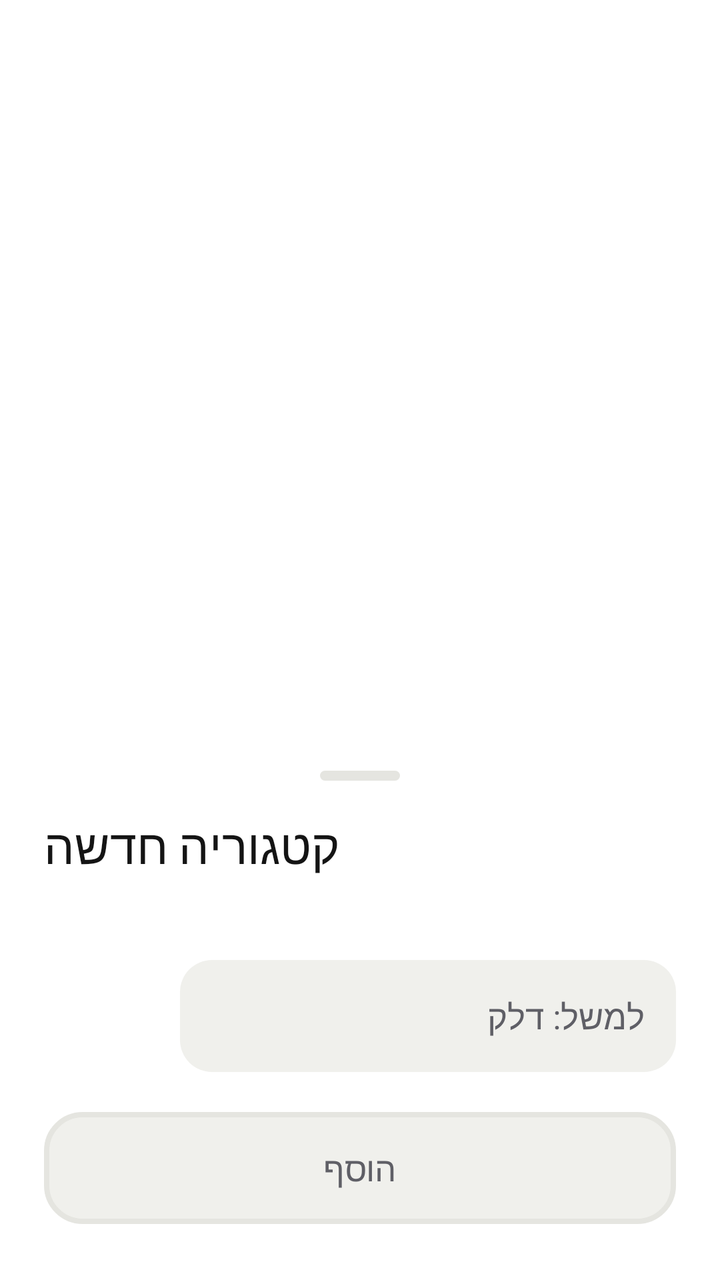
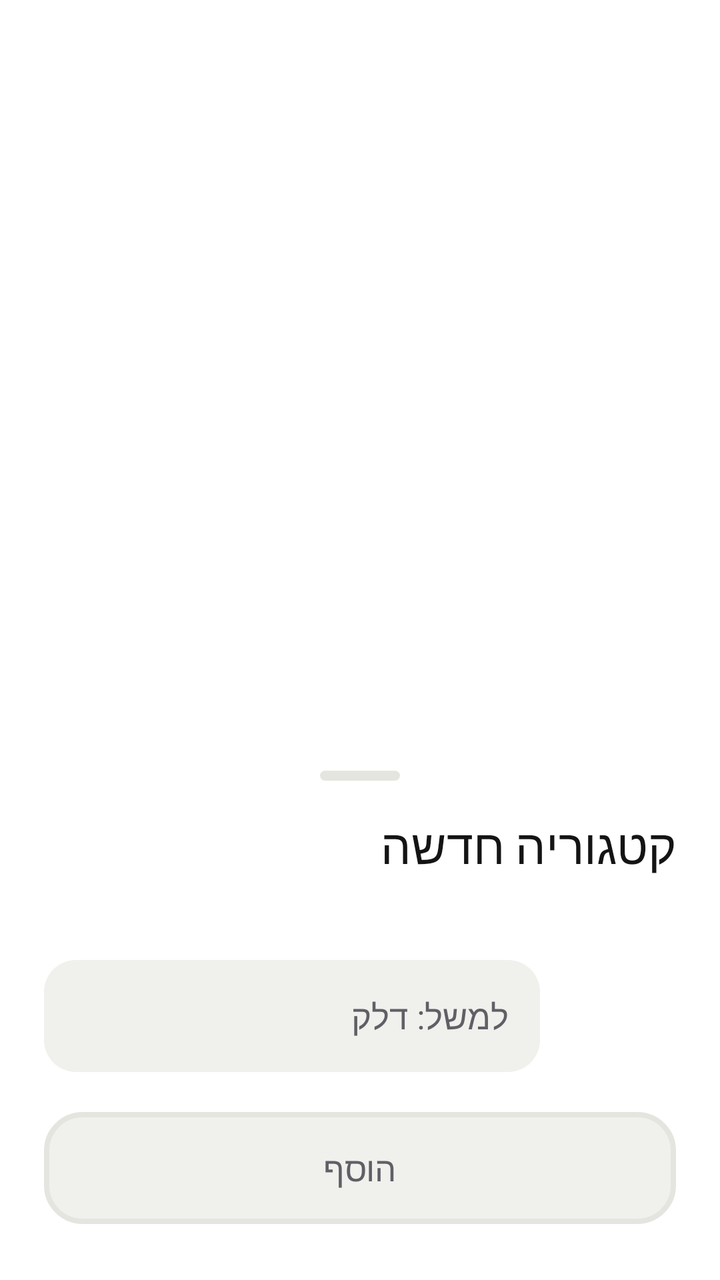

The first picture is an Android layout as it rendered before a commit; the second is the same layout after the commit. The layout source and the unified diff follow.
<!-- AndroidManifest.xml: activity theme WidgetSheet -->
<!-- res/layout/activity_new_category.xml -->
<?xml version="1.0" encoding="utf-8"?>
<FrameLayout xmlns:android="http://schemas.android.com/apk/res/android"
    android:id="@+id/scrim"
    android:layout_width="match_parent"
    android:layout_height="match_parent">

    <LinearLayout
        android:id="@+id/sheet"
        android:layout_width="match_parent"
        android:layout_height="wrap_content"
        android:layout_gravity="bottom"
        android:background="@drawable/widget_sheet"
        android:clickable="true"
        android:focusable="true"
        android:orientation="vertical"
        android:paddingStart="22dp"
        android:paddingTop="10dp"
        android:paddingEnd="22dp"
        android:paddingBottom="24dp">

        <View
            android:layout_width="40dp"
            android:layout_height="5dp"
            android:layout_gravity="center_horizontal"
            android:background="@drawable/widget_grabber" />

        <TextView
            android:layout_width="wrap_content"
            android:layout_height="wrap_content"
            android:layout_marginTop="16dp"
            android:fontFamily="@font/rubik_extrabold"
            android:text="קטגוריה חדשה"
            android:textColor="@color/w_ink"
            android:textSize="24sp" />

        <TextView
            android:id="@+id/subtitle"
            android:layout_width="wrap_content"
            android:layout_height="wrap_content"
            android:layout_marginTop="4dp"
            android:fontFamily="@font/rubik_semibold"
            android:textColor="@color/w_ink_dim"
            android:textSize="14sp" />

        <LinearLayout
            android:layout_width="match_parent"
            android:layout_height="wrap_content"
            android:layout_marginTop="18dp"
            android:gravity="center_vertical"
            android:orientation="horizontal">

            <FrameLayout
                android:layout_width="56dp"
                android:layout_height="56dp">

                <ImageView
                    android:id="@+id/tint"
                    android:layout_width="match_parent"
                    android:layout_height="match_parent"
                    android:importantForAccessibility="no"
                    android:src="@drawable/widget_circle" />

                <ImageView
                    android:id="@+id/sticker"
                    android:layout_width="31dp"
                    android:layout_height="31dp"
                    android:layout_gravity="center"
                    android:importantForAccessibility="no" />

                <TextView
                    android:id="@+id/letter"
                    android:layout_width="match_parent"
                    android:layout_height="match_parent"
                    android:fontFamily="@font/rubik_extrabold"
                    android:gravity="center"
                    android:textColor="@color/w_ink"
                    android:textSize="22sp"
                    android:visibility="gone" />
            </FrameLayout>

            <EditText
                android:id="@+id/name"
                android:layout_width="0dp"
                android:layout_height="56dp"
                android:layout_marginStart="12dp"
                android:layout_weight="1"
                android:background="@drawable/widget_field"
                android:fontFamily="@font/rubik_semibold"
                android:hint="למשל: דלק"
                android:imeOptions="actionDone"
                android:importantForAutofill="no"
                android:inputType="text"
                android:maxLength="24"
                android:maxLines="1"
                android:paddingStart="16dp"
                android:paddingEnd="16dp"
                android:textColor="@color/w_ink"
                android:textColorHint="@color/w_ink_dim"
                android:textSize="17sp" />
        </LinearLayout>

        <TextView
            android:id="@+id/add"
            android:layout_width="match_parent"
            android:layout_height="60dp"
            android:layout_marginTop="20dp"
            android:background="@drawable/widget_btn_disabled"
            android:fontFamily="@font/rubik_extrabold"
            android:gravity="center"
            android:paddingBottom="4dp"
            android:text="הוסף"
            android:textColor="@color/w_ink_dim"
            android:textSize="17sp" />
    </LinearLayout>
</FrameLayout>
<!-- resources referenced by this layout -->
<resources>
  <color name="w_ink">#141414</color>
  <color name="w_ink_dim">#5F5F66</color>
  <!-- drawable widget_btn_disabled (drawable) -->
  <?xml version="1.0" encoding="utf-8"?>
  <layer-list xmlns:android="http://schemas.android.com/apk/res/android">
      <item android:bottom="4dp">
          <shape android:shape="rectangle">
              <solid android:color="@color/w_surface_2" />
              <stroke android:width="2.5dp" android:color="@color/w_surface_3" />
              <corners android:radius="18dp" />
          </shape>
      </item>
  </layer-list>
  <!-- drawable widget_circle (drawable) -->
  <?xml version="1.0" encoding="utf-8"?>
  <shape xmlns:android="http://schemas.android.com/apk/res/android" android:shape="oval">
      <solid android:color="#FFFFFFFF" />
  </shape>
  <!-- drawable widget_field (drawable) -->
  <?xml version="1.0" encoding="utf-8"?>
  <shape xmlns:android="http://schemas.android.com/apk/res/android" android:shape="rectangle">
      <solid android:color="@color/w_surface_2" />
      <corners android:radius="16dp" />
  </shape>
  <!-- drawable widget_grabber (drawable) -->
  <?xml version="1.0" encoding="utf-8"?>
  <shape xmlns:android="http://schemas.android.com/apk/res/android" android:shape="rectangle">
      <solid android:color="@color/w_surface_3" />
      <corners android:radius="3dp" />
  </shape>
  <!-- drawable widget_sheet (drawable) -->
  <?xml version="1.0" encoding="utf-8"?>
  <shape xmlns:android="http://schemas.android.com/apk/res/android" android:shape="rectangle">
      <solid android:color="@color/w_surface" />
      <corners android:topLeftRadius="28dp" android:topRightRadius="28dp" />
  </shape>
  <style name="WidgetSheet" parent="Theme.AppCompat.DayNight.NoActionBar">
          <item name="android:windowIsTranslucent">true</item>
          <item name="android:windowBackground">@android:color/transparent</item>
          <item name="android:backgroundDimEnabled">true</item>
          <item name="android:windowAnimationStyle">@android:style/Animation.InputMethod</item>
          <item name="android:statusBarColor">@android:color/transparent</item>
          <item name="android:navigationBarColor">@color/w_surface</item>
          <item name="colorAccent">@color/w_accent</item>
          <item name="colorControlActivated">@color/w_accent</item>
          <item name="android:textColorHighlight">@color/w_accent_soft</item>
      </style>
  <color name="w_surface_2">#F0F0EC</color>
  <color name="w_surface_3">#E5E5E0</color>
  <color name="w_surface">#FFFFFF</color>
  <color name="w_accent">#22A45D</color>
  <color name="w_accent_soft">#E3F3EA</color>
</resources>

<!-- the commit's change to res/layout/activity_new_category.xml (unified diff, before → after) -->
@@ -1,6 +1,7 @@
 <?xml version="1.0" encoding="utf-8"?>
 <FrameLayout xmlns:android="http://schemas.android.com/apk/res/android"
     android:id="@+id/scrim"
+    android:layoutDirection="rtl"
     android:layout_width="match_parent"
     android:layout_height="match_parent">
 
